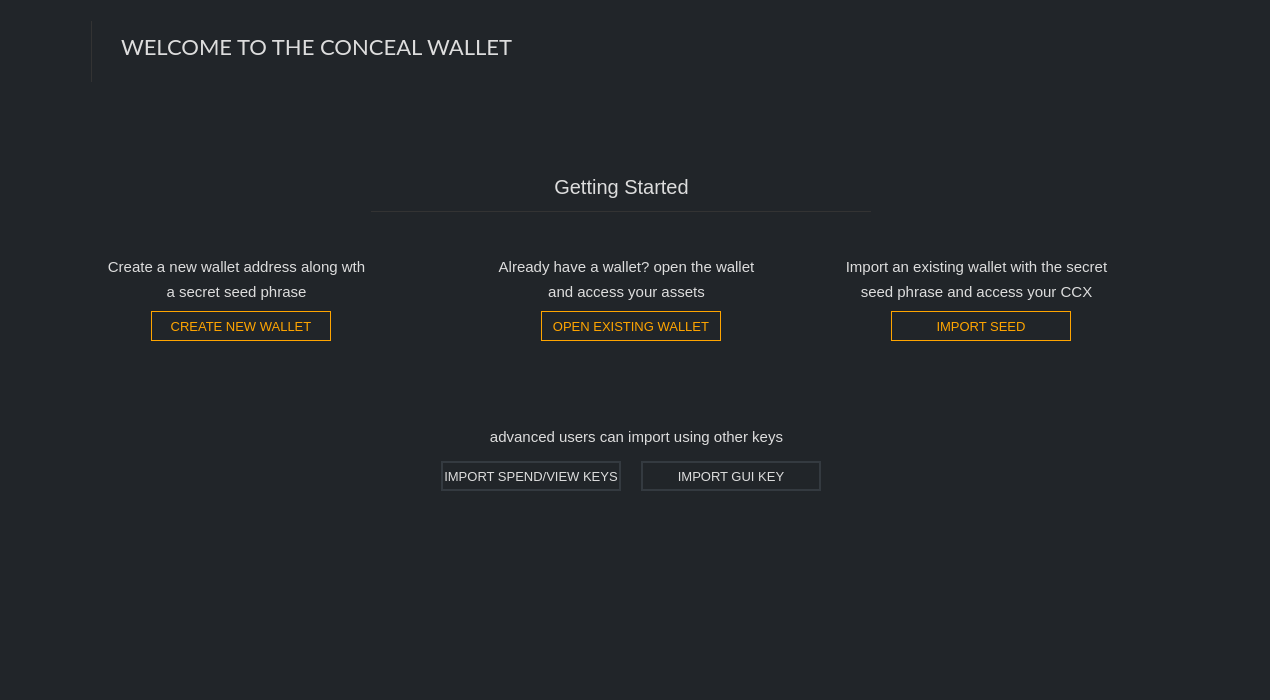
Qt form src/gui/ui/welcomeframe.ui (ConcealNetwork/conceal-desktop) before a commit.
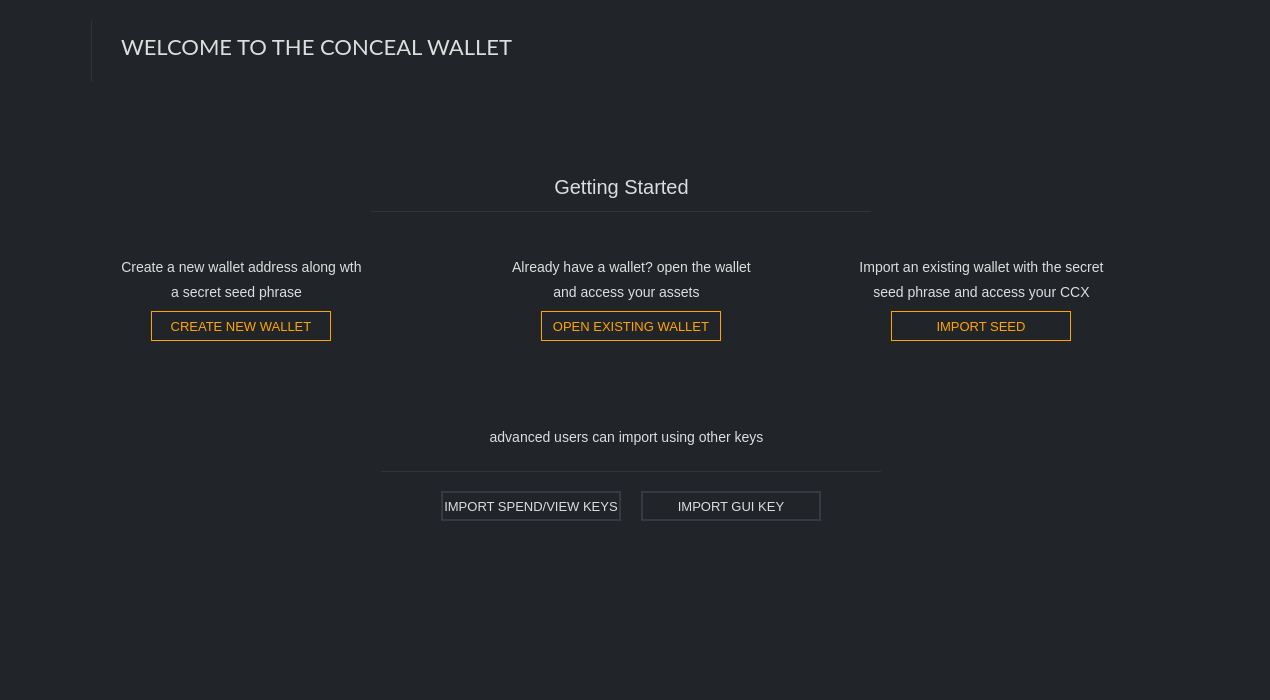
The same form after that commit. Icons and pictures are not drawn.

What changed in the file:
```diff
--- a/src/gui/ui/welcomeframe.ui
+++ b/src/gui/ui/welcomeframe.ui
@@ -106,7 +106,7 @@
 font-size: 15px;</string>
        </property>
        <property name="text">
-        <string>■  Conceal is a decentralized blockchain bank</string>
+        <string>■  Conceal is a decentralized blockchain bank.</string>
        </property>
       </widget>
       <widget class="QLabel" name="label_5">
@@ -315,7 +315,7 @@
         <rect>
          <x>320</x>
          <y>140</y>
-         <width>521</width>
+         <width>581</width>
          <height>20</height>
         </rect>
        </property>
@@ -326,7 +326,7 @@
        </property>
        <property name="styleSheet">
         <string notr="true">color: #ddd;
-font-size: 15px;</string>
+font-size: 14px;</string>
        </property>
        <property name="text">
         <string>■  When creating a wallet, you are creating a set of cryptographic keys</string>
@@ -337,7 +337,7 @@
         <rect>
          <x>340</x>
          <y>160</y>
-         <width>401</width>
+         <width>521</width>
          <height>20</height>
         </rect>
        </property>
@@ -348,10 +348,10 @@
        </property>
        <property name="styleSheet">
         <string notr="true">color: #ddd;
-font-size: 15px;</string>
+font-size: 14px;</string>
        </property>
        <property name="text">
-        <string>a seed, and a wallet address</string>
+        <string>a seed, and a wallet address.</string>
        </property>
       </widget>
       <widget class="QLabel" name="label_12">
@@ -359,7 +359,7 @@
         <rect>
          <x>320</x>
          <y>200</y>
-         <width>511</width>
+         <width>591</width>
          <height>20</height>
         </rect>
        </property>
@@ -370,10 +370,10 @@
        </property>
        <property name="styleSheet">
         <string notr="true">color: #ddd;
-font-size: 15px;</string>
+font-size: 14px;</string>
        </property>
        <property name="text">
-        <string>■  If you send your public address to someone then they can send you CCX</string>
+        <string>■  If you send your public address to someone then they can send you CCX.</string>
        </property>
       </widget>
       <widget class="QLabel" name="label_13">
@@ -381,7 +381,7 @@
         <rect>
          <x>320</x>
          <y>300</y>
-         <width>511</width>
+         <width>581</width>
          <height>20</height>
         </rect>
        </property>
@@ -392,10 +392,10 @@
        </property>
        <property name="styleSheet">
         <string notr="true">color: #ddd;
-font-size: 15px;</string>
+font-size: 14px;</string>
        </property>
        <property name="text">
-        <string>■  The developers of Conceal have no access to your password</string>
+        <string>■  The developers of Conceal have no access to your password, your keys, </string>
        </property>
       </widget>
       <widget class="QLabel" name="label_14">
@@ -465,7 +465,7 @@
         <rect>
          <x>320</x>
          <y>240</y>
-         <width>401</width>
+         <width>591</width>
          <height>20</height>
         </rect>
        </property>
@@ -476,10 +476,10 @@
        </property>
        <property name="styleSheet">
         <string notr="true">color: #ddd;
-font-size: 15px;</string>
+font-size: 14px;</string>
        </property>
        <property name="text">
-        <string>■  NEVER share your seed, keys, or wallet file with anyone</string>
+        <string>■  NEVER share your seed, keys, or wallet file with anyone.</string>
        </property>
       </widget>
       <widget class="QLabel" name="label_16">
@@ -487,7 +487,7 @@
         <rect>
          <x>340</x>
          <y>260</y>
-         <width>401</width>
+         <width>551</width>
          <height>20</height>
         </rect>
        </property>
@@ -498,10 +498,10 @@
        </property>
        <property name="styleSheet">
         <string notr="true">color: #ddd;
-font-size: 15px;</string>
+font-size: 14px;</string>
        </property>
        <property name="text">
-        <string>doing so means they have complete control over your funds</string>
+        <string>Doing so means they have complete control over your funds.</string>
        </property>
       </widget>
       <widget class="QLabel" name="label_17">
@@ -509,7 +509,7 @@
         <rect>
          <x>340</x>
          <y>320</y>
-         <width>511</width>
+         <width>591</width>
          <height>20</height>
         </rect>
        </property>
@@ -520,10 +520,10 @@
        </property>
        <property name="styleSheet">
         <string notr="true">color: #ddd;
-font-size: 15px;</string>
+font-size: 14px;</string>
        </property>
        <property name="text">
-        <string>your keys, or your seed. If you forget your password, or lose your seed, </string>
+        <string>or your seed. If you forget your password, or lose your seed, </string>
        </property>
       </widget>
       <widget class="QLabel" name="label_18">
@@ -531,7 +531,7 @@
         <rect>
          <x>340</x>
          <y>340</y>
-         <width>521</width>
+         <width>621</width>
          <height>20</height>
         </rect>
        </property>
@@ -542,7 +542,7 @@
        </property>
        <property name="styleSheet">
         <string notr="true">color: #ddd;
-font-size: 15px;</string>
+font-size: 14px;</string>
        </property>
        <property name="text">
         <string>there is nothing we can do. Always keep a copy of your seed in a secure place.</string>
@@ -566,7 +566,7 @@
         <rect>
          <x>410</x>
          <y>140</y>
-         <width>401</width>
+         <width>551</width>
          <height>20</height>
         </rect>
        </property>
@@ -577,7 +577,7 @@
        </property>
        <property name="styleSheet">
         <string notr="true">color: #ddd;
-font-size: 15px;</string>
+font-size: 14px;</string>
        </property>
        <property name="text">
         <string>■  You are responsible for your own security.</string>
@@ -588,7 +588,7 @@
         <rect>
          <x>410</x>
          <y>190</y>
-         <width>401</width>
+         <width>551</width>
          <height>20</height>
         </rect>
        </property>
@@ -599,7 +599,7 @@
        </property>
        <property name="styleSheet">
         <string notr="true">color: #ddd;
-font-size: 15px;</string>
+font-size: 14px;</string>
        </property>
        <property name="text">
         <string>■  No one can recover or change your private keys or seed.</string>
@@ -610,7 +610,7 @@
         <rect>
          <x>410</x>
          <y>240</y>
-         <width>401</width>
+         <width>541</width>
          <height>20</height>
         </rect>
        </property>
@@ -621,7 +621,7 @@
        </property>
        <property name="styleSheet">
         <string notr="true">color: #ddd;
-font-size: 15px;</string>
+font-size: 14px;</string>
        </property>
        <property name="text">
         <string>■  No one can recover your password.</string>
@@ -632,7 +632,7 @@
         <rect>
          <x>410</x>
          <y>290</y>
-         <width>401</width>
+         <width>561</width>
          <height>20</height>
         </rect>
        </property>
@@ -643,7 +643,7 @@
        </property>
        <property name="styleSheet">
         <string notr="true">color: #ddd;
-font-size: 15px;</string>
+font-size: 14px;</string>
        </property>
        <property name="text">
         <string>■  No one can refund your transactions.</string>
@@ -716,7 +716,7 @@
         <rect>
          <x>410</x>
          <y>340</y>
-         <width>401</width>
+         <width>601</width>
          <height>20</height>
         </rect>
        </property>
@@ -727,7 +727,7 @@
        </property>
        <property name="styleSheet">
         <string notr="true">color: #ddd;
-font-size: 15px;</string>
+font-size: 14px;</string>
        </property>
        <property name="text">
         <string>■  No one can freeze your funds.</string>
@@ -833,7 +833,7 @@
        <property name="geometry">
         <rect>
          <x>400</x>
-         <y>350</y>
+         <y>380</y>
          <width>180</width>
          <height>30</height>
         </rect>
@@ -854,7 +854,7 @@
        <property name="geometry">
         <rect>
          <x>600</x>
-         <y>350</y>
+         <y>380</y>
          <width>180</width>
          <height>30</height>
         </rect>
@@ -895,9 +895,9 @@
       <widget class="QLabel" name="label_25">
        <property name="geometry">
         <rect>
-         <x>60</x>
+         <x>40</x>
          <y>140</y>
-         <width>271</width>
+         <width>321</width>
          <height>31</height>
         </rect>
        </property>
@@ -908,7 +908,7 @@
        </property>
        <property name="styleSheet">
         <string notr="true">color: #ddd;
-font-size: 15px;</string>
+font-size: 14px;</string>
        </property>
        <property name="text">
         <string>Create a new wallet address along wth</string>
@@ -920,9 +920,9 @@
       <widget class="QLabel" name="label_26">
        <property name="geometry">
         <rect>
-         <x>450</x>
+         <x>430</x>
          <y>140</y>
-         <width>271</width>
+         <width>321</width>
          <height>31</height>
         </rect>
        </property>
@@ -933,7 +933,7 @@
        </property>
        <property name="styleSheet">
         <string notr="true">color: #ddd;
-font-size: 15px;</string>
+font-size: 14px;</string>
        </property>
        <property name="text">
         <string>Already have a wallet? open the wallet</string>
@@ -945,9 +945,9 @@
       <widget class="QLabel" name="label_27">
        <property name="geometry">
         <rect>
-         <x>800</x>
+         <x>780</x>
          <y>140</y>
-         <width>271</width>
+         <width>321</width>
          <height>31</height>
         </rect>
        </property>
@@ -958,7 +958,7 @@
        </property>
        <property name="styleSheet">
         <string notr="true">color: #ddd;
-font-size: 15px;</string>
+font-size: 14px;</string>
        </property>
        <property name="text">
         <string>Import an existing wallet with the secret</string>
@@ -983,7 +983,7 @@
        </property>
        <property name="styleSheet">
         <string notr="true">color: #ddd;
-font-size: 15px;</string>
+font-size: 14px;</string>
        </property>
        <property name="text">
         <string>a secret seed phrase</string>
@@ -995,9 +995,9 @@
       <widget class="QLabel" name="label_30">
        <property name="geometry">
         <rect>
-         <x>800</x>
+         <x>790</x>
          <y>170</y>
-         <width>271</width>
+         <width>301</width>
          <height>21</height>
         </rect>
        </property>
@@ -1008,7 +1008,7 @@
        </property>
        <property name="styleSheet">
         <string notr="true">color: #ddd;
-font-size: 15px;</string>
+font-size: 14px;</string>
        </property>
        <property name="text">
         <string>seed phrase and access your CCX</string>
@@ -1033,7 +1033,7 @@
        </property>
        <property name="styleSheet">
         <string notr="true">color: #ddd;
-font-size: 15px;</string>
+font-size: 14px;</string>
        </property>
        <property name="text">
         <string>and access your assets</string>
@@ -1045,9 +1045,9 @@
       <widget class="QLabel" name="label_32">
        <property name="geometry">
         <rect>
-         <x>440</x>
+         <x>390</x>
          <y>310</y>
-         <width>311</width>
+         <width>391</width>
          <height>31</height>
         </rect>
        </property>
@@ -1058,7 +1058,7 @@
        </property>
        <property name="styleSheet">
         <string notr="true">color: #ddd;
-font-size: 15px;</string>
+font-size: 14px;</string>
        </property>
        <property name="text">
         <string>advanced users can import using other keys</string>
@@ -1067,6 +1067,22 @@
         <set>Qt::AlignCenter</set>
        </property>
       </widget>
+      <widget class="Line" name="line_6">
+       <property name="geometry">
+        <rect>
+         <x>340</x>
+         <y>360</y>
+         <width>500</width>
+         <height>1</height>
+        </rect>
+       </property>
+       <property name="styleSheet">
+        <string notr="true">background-color: #333;</string>
+       </property>
+       <property name="orientation">
+        <enum>Qt::Horizontal</enum>
+       </property>
+      </widget>
      </widget>
      <zorder>label_4</zorder>
      <zorder>logoLine</zorder>
```
Left out of the diff: 4 changed lines with no effect on the pictures.
